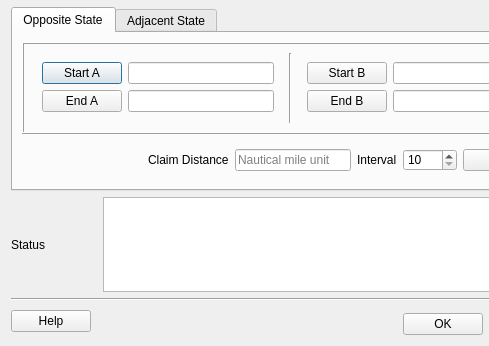
The window that eq_distant_dialog_base.ui (ivanbusthomi/EqDistant) describes before a commit, drawn with Qt 5; both pictures show x 0 to 489 and y 122 to 468 of the 580 by 468 pixel window.
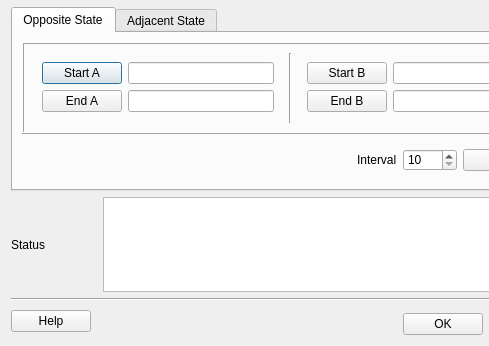
The same window after the commit.

Commit message: message: 1. adj_lib_new : add grouping layer. implemented 2. opp_lib_new : grouping layer, not implemented yet 3. .ui file: remove claim dist for opposite case

What changed in the file:
```diff
--- a/eq_distant_dialog_base.ui
+++ b/eq_distant_dialog_base.ui
@@ -221,26 +221,6 @@
          </property>
          <layout class="QGridLayout" name="gridLayout_13">
           <item row="0" column="1">
-           <widget class="QLabel" name="labelB_4">
-            <property name="text">
-             <string>Claim Distance</string>
-            </property>
-           </widget>
-          </item>
-          <item row="0" column="2">
-           <widget class="QLineEdit" name="opp_claim_dist">
-            <property name="sizePolicy">
-             <sizepolicy hsizetype="MinimumExpanding" vsizetype="Fixed">
-              <horstretch>0</horstretch>
-              <verstretch>0</verstretch>
-             </sizepolicy>
-            </property>
-            <property name="placeholderText">
-             <string>Nautical mile unit</string>
-            </property>
-           </widget>
-          </item>
-          <item row="0" column="3">
            <layout class="QHBoxLayout" name="horizontalLayout_9">
             <item>
              <widget class="QLabel" name="label_6">
```
Left out of the diff: 2 changed lines with no effect on the pictures. The commit also changes 6 other files.
